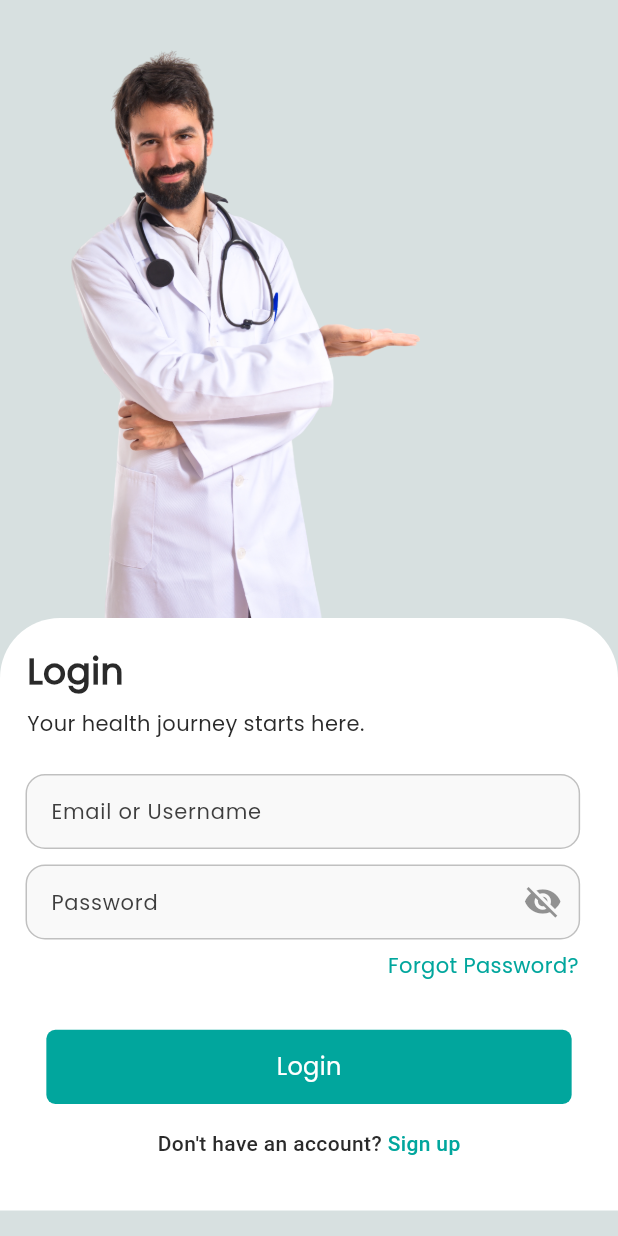
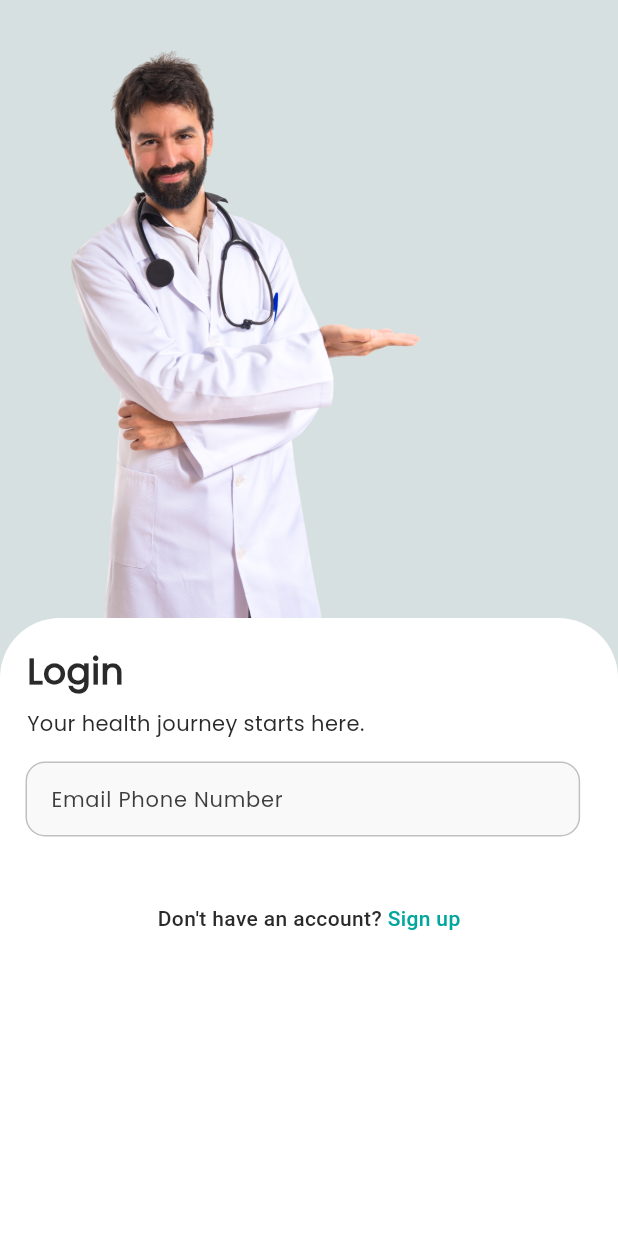
Before and after one commit to mayurpatil2991997/doctor_app, a Flutter app: the LoginScreen screen opened by its route, on a phone screen of 412 x 824 dp. Run offline on Flutter 3.47's test engine with Material 3 defaults, Android fonts, the phone set to English and light mode, and no system bars; our stand-ins replace dio, get, pretty_dio_logger, shared_preferences, sizer; accounts and stored records are empty.

Commit message:
Changed login screens UI

```diff
--- a/lib/Modules/login/login_controller.dart
+++ b/lib/Modules/login/login_controller.dart
@@ -3,17 +3,54 @@ import 'package:get/get.dart';
 import '../../Routes/app_routes.dart';
 
 class LoginController extends GetxController {
-  final emailController = TextEditingController();
-  final passwordController = TextEditingController();
-  var isPasswordVisible = false.obs;
+  final phoneController = TextEditingController();
+  final otpController = TextEditingController();
 
-  void togglePasswordVisibility() {
-    isPasswordVisible.value = !isPasswordVisible.value;
-  }
+  final phoneFocusNode = FocusNode();
+  final otpFocusNode = FocusNode();
+  RxBool showOtp = false.obs;
 
   @override
   void onInit() {
     super.onInit();
+    phoneController.addListener(() {
+      if (phoneController.text.length == 10) {
+        showOtp.value = true;
+      } else {
+        showOtp.value = false;
+      }
+    });
+
+    otpController.addListener(() {
+      showOtp.refresh();
+    });
+  }
+
+  @override
+  void onClose() {
+    phoneController.dispose();
+    otpController.dispose();
+    phoneFocusNode.dispose();
+    otpFocusNode.dispose();
+    super.onClose();
+  }
+
+  void checkPhoneAndShowOtp() {
+    final phone = phoneController.text;
+    if (phone.length == 10 && RegExp(r'^\d{10}$').hasMatch(phone)) {
+      showOtp.value = true;
+      phoneFocusNode.unfocus();
+      Future.delayed(Duration(milliseconds: 300), () {
+        FocusScope.of(Get.context!).requestFocus(otpFocusNode);
+      });
+    } else {
+      showOtp.value = false;
+      otpFocusNode.unfocus();
+    }
+  }
+
+  void sendOtp() {
+    Get.snackbar("OTP", "OTP sent to ${phoneController.text}");
   }
 
 }
--- a/lib/Modules/login/login_screen.dart
+++ b/lib/Modules/login/login_screen.dart
@@ -18,8 +18,6 @@ class LoginScreen extends StatefulWidget {
 
 class _LoginScreenState extends State<LoginScreen> {
   final LoginController loginController = Get.put(LoginController());
-  FocusNode emailFocusNode = FocusNode();
-  FocusNode passwordFocusNode = FocusNode();
   final formKey = GlobalKey<FormState>();
 
   @override
@@ -39,16 +37,16 @@ class _LoginScreenState extends State<LoginScreen> {
           child: Column(
             crossAxisAlignment: CrossAxisAlignment.start,
             children: [
-              Stack(
-                children: [
-                  Image.asset(
+              Container(
+                color: AppColor.bgColor,
+                child: Image.asset(
                   AppAssets.doctor,
-                    fit: BoxFit.fill,
+                  fit: BoxFit.cover,
                   width: double.infinity,
                 ),
-                ],
               ),
               Container(
+                height: 50.h,
                 padding: const EdgeInsets.all(18.0),
                 decoration: const BoxDecoration(
                   color: AppColor.whiteColor,
@@ -58,6 +56,7 @@ class _LoginScreenState extends State<LoginScreen> {
                   key: formKey,
                   child: Column(
                     crossAxisAlignment: CrossAxisAlignment.start,
+                    mainAxisSize: MainAxisSize.min,
                     children: [
                       Text(
                         "Login",
@@ -74,77 +73,57 @@ class _LoginScreenState extends State<LoginScreen> {
                           fontSize: 14,
                         ),
                       ),
-                      SizedBox(height: 3.h),
+                      SizedBox(height: 2.h),
                       CustomTextField(
-                        hintText: 'Email or Username',
-                        controller: loginController.emailController,
-                        keyboardType: null,
-                        focusNode: emailFocusNode,
+                        hintText: 'Email Phone Number',
+                        controller: loginController.phoneController,
+                        keyboardType: TextInputType.number,
+                        maxLength: 10,
+                        focusNode: loginController.phoneFocusNode,
                         validator: (value) {
                           if (value == null || value.isEmpty) {
-                            return "Please enter Email or Username";
+                            return 'Please enter mobile number';
                           }
-                          final isEmail = RegExp(r"...").hasMatch(value); // use your regex
-                          final isUsername = value.length >= 1;
-                          if (!isEmail && !isUsername) {
-                            return "Enter a valid Email or Username";
+                          if (value.length != 10 ||
+                              !RegExp(r'^[0-9]{10}$').hasMatch(value)) {
+                            return 'Enter valid 10-digit number';
+                          }
+                          return null;
+                        },
+                        onChanged: (_) => loginController.checkPhoneAndShowOtp(),
+                      ),
+                      SizedBox(height: 2.h),
+                      Obx(() => loginController.showOtp.value
+                          ? Column(
+                        crossAxisAlignment: CrossAxisAlignment.start,
+                        children: [
+                          Text("Enter OTP sent to your number"),
+                          const SizedBox(height: 10),
+                          CustomTextField(
+                            hintText: "Enter 6-digit OTP",
+                            controller: loginController.otpController,
+                            keyboardType: TextInputType.number,
+                            focusNode: loginController.otpFocusNode,
+                            maxLength: 6,
+                            validator: (value) {
+                              if (value == null || value.isEmpty) {
+                                return 'Please enter OTP';
+                              }
+                              if (value.length != 6) {
+                                return 'OTP must be 6 digits';
                               }
                               return null;
                             },
                           ),
-                      SizedBox(height: 1.5.h),
-                      Obx(() => CustomTextField(
-                        hintText: 'Password',
-                        controller: loginController.passwordController,
-                        keyboardType: null,
-                        focusNode: passwordFocusNode,
-                        obscureText: !loginController.isPasswordVisible.value,
-                        suFixIcon: InkWell(
-                          onTap: () {
-                            loginController.togglePasswordVisibility();
-                            FocusScope.of(context)
-                                .requestFocus(passwordFocusNode);
-                          },
-                          child: Icon(
-                            loginController.isPasswordVisible.value
-                                ? Icons.visibility
-                                : Icons.visibility_off,
-                            color: AppColor.blackColor.withOpacity(0.5),
-                            size: 26,
-                          ),
-                        ),
-                        validator: (value) {
-                          if (value!.isEmpty) {
-                            return "Please Enter Password";
-                          } else {
-                            return FormValidate.validatePassword(
-                                value, "Password should be 8 characters");
-                          }
-                        },
-                      )),
-                      SizedBox(height: 1.h),
-
-                      Align(
-                        alignment: Alignment.centerRight,
-                        child: InkWell(
-                          onTap: () {
-                            // Forgot password navigation
-                          },
-                          child: Padding(
-                            padding: EdgeInsets.only(right: 2.w),
-                            child: Text(
-                              "Forgot Password?",
-                              style: AppTextStyle.mediumText.copyWith(
-                                fontSize: 14,
-                                color: AppColor.primaryColor,
-                              ),
-                            ),
-                          ),
-                        ),
-                      ),
-                      SizedBox(height: 4.h),
-
-                      Center(
+                          const SizedBox(height: 20),
+                        ],
+                      )
+                          : SizedBox()),
+                      SizedBox(height: 2.h),
+                      Obx(() {
+                        final isOtpEntered = loginController.otpController.text.length == 6;
+                        return loginController.showOtp.value && isOtpEntered
+                            ? Center(
                           child: ButtonWidget(
                             onTap: () {
                               if (formKey.currentState!.validate()) {
@@ -157,9 +136,10 @@ class _LoginScreenState extends State<LoginScreen> {
                               fontSize: 16,
                             ),
                           ),
-                      ),
-                      SizedBox(height: 2.h),
-
+                        )
+                            : SizedBox();
+                      }),
+                      SizedBox(height: 1.5.h),
                       Center(
                         child: InkWell(
                           onTap: () {},
@@ -183,7 +163,6 @@ class _LoginScreenState extends State<LoginScreen> {
                           ),
                         ),
                       ),
-                      SizedBox(height: 2.h),
                     ],
                   ),
                 ),
--- a/lib/widgets/custom_text_field.dart
+++ b/lib/widgets/custom_text_field.dart
@@ -97,7 +97,7 @@ class CustomTextField extends StatelessWidget {
         onChanged: onChanged,
         onEditingComplete: onEditingComplete,
         onFieldSubmitted: onSubmitted,
-        focusNode: FocusNode(),
+        focusNode: focusNode,
         obscureText: obscureText,
         textInputAction: textInputAction,
         cursorColor: AppColor.primaryColor,
```
Lines whose indentation alone changed are shown as unchanged.
